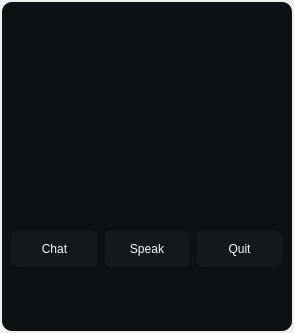
First picture: the form in src/driftai/ui/xml/floating_window_ui.ui, repository MahirHamiAbrar/DriftAI, before the edit.
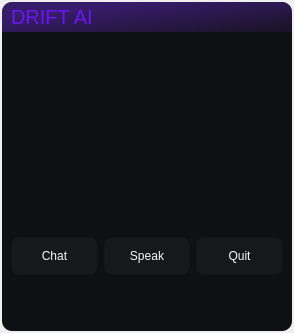
Second picture: the form after the edit.

Commit message: D6C1: Enhanced FloatingWindow.py and others

```diff
--- a/src/driftai/ui/xml/floating_window_ui.ui
+++ b/src/driftai/ui/xml/floating_window_ui.ui
@@ -14,15 +14,30 @@
    <string>MainWindow</string>
   </property>
   <property name="styleSheet">
-   <string notr="true">QWidget#container_widget {
+   <string notr="true">* {
+	font: 12pt &quot;Cousine Nerd Font&quot;;
+}
+
+QWidget#container_widget {
 	border-radius: 10px;
 	background-color: rgb(12, 12, 15);
 	background-color: #0E1013;
 }
 
+
+
+QLabel#title_label {
+	padding: 4px;
+	border-radius: 10px;
+	border-bottom-left-radius: 0px;
+	border-bottom-right-radius: 0px;
+	font-size: 15pt;
+	color: rgb(105, 22, 240);
+	background-color: qlineargradient(spread:pad, x1:0, y1:0, x2:1, y2:0.848, stop:0.299157 rgba(107, 43, 218, 110), stop:1 rgba(138, 43, 218, 30));
+}
+
 QPushButton {
 	color: #F8F9FA;
-	font: 12pt &quot;SF Pro Display&quot;;
 	border: 1px solid transparent;
 	border-radius: 8px;
 	background-color: rgb(24, 24, 26);
@@ -103,6 +118,25 @@
        <property name="bottomMargin">
         <number>0</number>
        </property>
+       <item>
+        <widget class="QLabel" name="title_label">
+         <property name="minimumSize">
+          <size>
+           <width>0</width>
+           <height>30</height>
+          </size>
+         </property>
+         <property name="maximumSize">
+          <size>
+           <width>16777215</width>
+           <height>30</height>
+          </size>
+         </property>
+         <property name="text">
+          <string>DRIFT AI</string>
+         </property>
+        </widget>
+       </item>
        <item>
         <widget class="QWidget" name="audio_input_container_widget" native="true"/>
        </item>
```
The commit also changes 4 other files.
